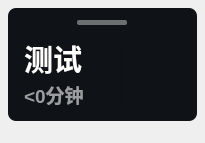
Qt form ui/default/dark/widget-floating.ui (RinLit-233-shiroko/Class-Widgets) before a commit.
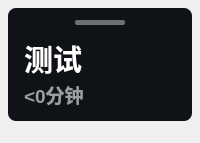
The same form after that commit. Custom widgets are drawn as their Qt base class.

Commit message: feature: add option to select hide method fix: floating window adjusts to text size

What changed in the file:
```diff
--- a/ui/default/dark/widget-floating.ui
+++ b/ui/default/dark/widget-floating.ui
@@ -6,10 +6,16 @@
    <rect>
     <x>0</x>
     <y>0</y>
-    <width>205</width>
+    <width>200</width>
     <height>143</height>
    </rect>
   </property>
+  <property name="minimumSize">
+   <size>
+    <width>200</width>
+    <height>0</height>
+   </size>
+  </property>
   <property name="windowTitle">
    <string>Form</string>
   </property>
```
The commit also changes 7 other files.
